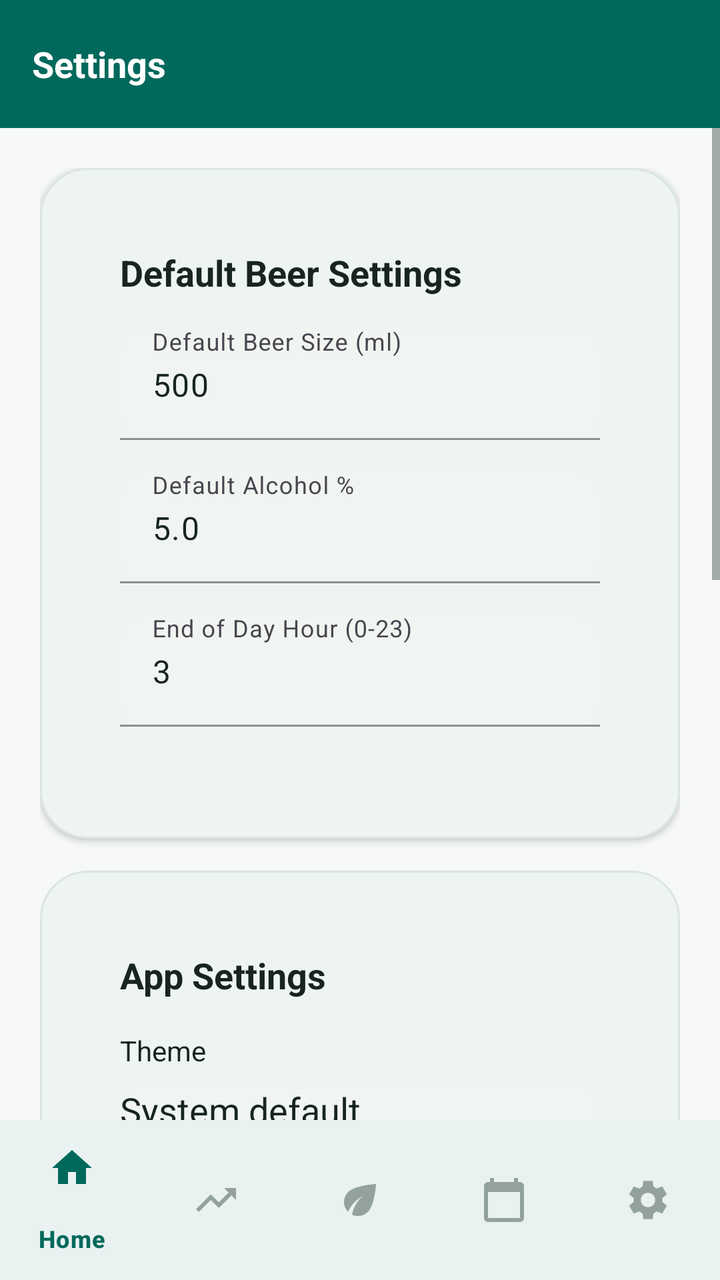
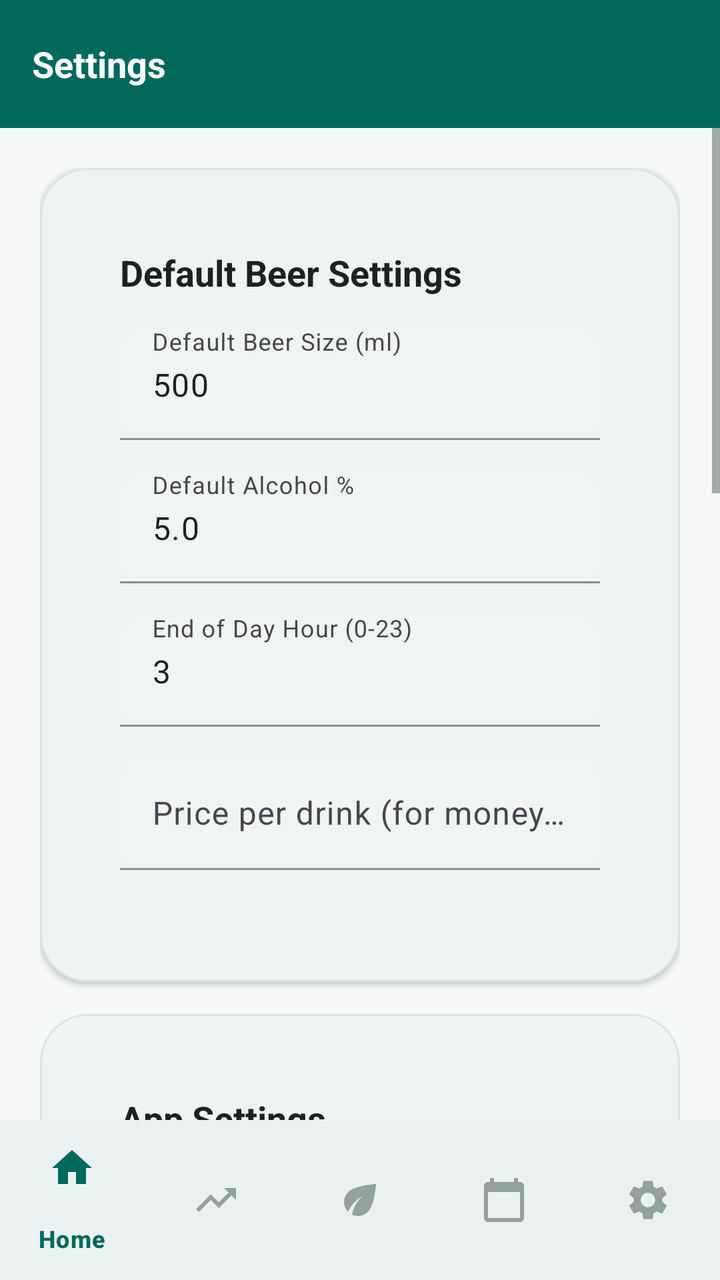

An Android layout rendered at two revisions. The XML below is the earlier revision; the diff shows what the commit changed to produce the second picture.
<!-- AndroidManifest.xml: activity theme Theme.BrewLog -->
<!-- res/layout/activity_settings.xml -->
<?xml version="1.0" encoding="utf-8"?>
<androidx.coordinatorlayout.widget.CoordinatorLayout xmlns:android="http://schemas.android.com/apk/res/android"
    xmlns:app="http://schemas.android.com/apk/res-auto"
    android:layout_width="match_parent"
    android:layout_height="match_parent">

    <com.google.android.material.appbar.AppBarLayout
        android:layout_width="match_parent"
        android:layout_height="wrap_content"
        android:background="@color/blue_500">

        <com.google.android.material.appbar.MaterialToolbar
            android:id="@+id/toolbar"
            android:layout_width="match_parent"
            android:layout_height="?attr/actionBarSize"
            android:background="@color/blue_500"
            app:title="Settings"
            app:titleTextAppearance="@style/TextAppearance.BrewLog.Title"
            app:titleTextColor="@color/white" />

    </com.google.android.material.appbar.AppBarLayout>

    <ScrollView
        android:layout_width="match_parent"
        android:layout_height="match_parent"
        app:layout_behavior="@string/appbar_scrolling_view_behavior">

        <LinearLayout
            android:layout_width="match_parent"
            android:layout_height="wrap_content"
            android:orientation="vertical"
            android:padding="20dp">

            
            <com.google.android.material.card.MaterialCardView
                android:layout_width="match_parent"
                android:layout_height="wrap_content"
                android:layout_marginBottom="16dp"
                style="@style/Widget.BrewLog.Card">

                <LinearLayout
                    android:layout_width="match_parent"
                    android:layout_height="wrap_content"
                    android:orientation="vertical"
                    android:padding="20dp">

                    <TextView
                        android:layout_width="wrap_content"
                        android:layout_height="wrap_content"
                        android:text="Default Beer Settings"
                        android:textAppearance="@style/TextAppearance.BrewLog.Title"
                        android:textColor="@color/text_primary"
                        android:layout_marginBottom="16dp" />

                    <com.google.android.material.textfield.TextInputLayout
                        android:id="@+id/beer_size_layout"
                        android:layout_width="match_parent"
                        android:layout_height="wrap_content"
                        android:layout_marginBottom="16dp"
                        android:hint="Default Beer Size (ml)"
                        style="@style/Widget.BrewLog.TextInputLayout">

                        <com.google.android.material.textfield.TextInputEditText
                            android:id="@+id/et_beer_size"
                            android:layout_width="match_parent"
                            android:layout_height="wrap_content"
                            android:inputType="number"
                            android:text="500" />

                    </com.google.android.material.textfield.TextInputLayout>

                    <com.google.android.material.textfield.TextInputLayout
                        android:id="@+id/beer_strength_layout"
                        android:layout_width="match_parent"
                        android:layout_height="wrap_content"
                        android:layout_marginBottom="16dp"
                        android:hint="Default Alcohol %"
                        style="@style/Widget.BrewLog.TextInputLayout">

                        <com.google.android.material.textfield.TextInputEditText
                            android:id="@+id/et_beer_strength"
                            android:layout_width="match_parent"
                            android:layout_height="wrap_content"
                            android:inputType="numberDecimal"
                            android:text="5.0" />

                    </com.google.android.material.textfield.TextInputLayout>

                    <com.google.android.material.textfield.TextInputLayout
                        android:layout_width="match_parent"
                        android:layout_height="wrap_content"
                        android:layout_marginBottom="16dp"
                        android:hint="End of Day Hour (0-23)"
                        style="@style/Widget.BrewLog.TextInputLayout">

                        <com.google.android.material.textfield.TextInputEditText
                            android:id="@+id/et_end_of_day"
                            android:layout_width="match_parent"
                            android:layout_height="wrap_content"
                            android:inputType="number"
                            android:text="3" />

                    </com.google.android.material.textfield.TextInputLayout>

                </LinearLayout>

            </com.google.android.material.card.MaterialCardView>

            
            <com.google.android.material.card.MaterialCardView
                android:layout_width="match_parent"
                android:layout_height="wrap_content"
                android:layout_marginBottom="16dp"
                style="@style/Widget.BrewLog.Card">

                <LinearLayout
                    android:layout_width="match_parent"
                    android:layout_height="wrap_content"
                    android:orientation="vertical"
                    android:padding="20dp">

                    <TextView
                        android:layout_width="wrap_content"
                        android:layout_height="wrap_content"
                        android:text="App Settings"
                        android:textAppearance="@style/TextAppearance.BrewLog.Title"
                        android:textColor="@color/text_primary"
                        android:layout_marginBottom="16dp" />

                    <LinearLayout
                        android:layout_width="match_parent"
                        android:layout_height="wrap_content"
                        android:orientation="vertical"
                        android:layout_marginBottom="16dp">

                        <TextView
                            android:layout_width="wrap_content"
                            android:layout_height="wrap_content"
                            android:text="Theme"
                            android:textColor="@color/text_primary"
                            android:layout_marginBottom="8dp" />

                        <com.google.android.material.textfield.TextInputLayout
                            android:id="@+id/theme_layout"
                            android:layout_width="match_parent"
                            android:layout_height="wrap_content"
                            style="@style/Widget.BrewLog.TextInputLayout">

                            <AutoCompleteTextView
                                android:id="@+id/et_theme"
                                android:layout_width="match_parent"
                                android:layout_height="wrap_content"
                                android:inputType="none"
                                android:focusable="true"
                                android:clickable="true"
                                android:focusableInTouchMode="true"
                                android:text="System default" />

                        </com.google.android.material.textfield.TextInputLayout>

                    </LinearLayout>

                    <LinearLayout
                        android:layout_width="match_parent"
                        android:layout_height="wrap_content"
                        android:orientation="horizontal"
                        android:gravity="center_vertical"
                        android:layout_marginBottom="16dp">

                        <TextView
                            android:layout_width="0dp"
                            android:layout_height="wrap_content"
                            android:layout_weight="1"
                            android:text="Prevent Screenshots"
                            android:textColor="@color/text_primary" />

                        <com.google.android.material.switchmaterial.SwitchMaterial
                            android:id="@+id/switch_secure"
                            android:layout_width="wrap_content"
                            android:layout_height="wrap_content" />

                    </LinearLayout>

                    <LinearLayout
                        android:layout_width="match_parent"
                        android:layout_height="wrap_content"
                        android:orientation="vertical"
                        android:layout_marginBottom="16dp">

                        <TextView
                            android:layout_width="wrap_content"
                            android:layout_height="wrap_content"
                            android:text="Start of Week"
                            android:textColor="@color/text_primary"
                            android:layout_marginBottom="8dp" />

                        <com.google.android.material.textfield.TextInputLayout
                            android:id="@+id/start_of_week_layout"
                            android:layout_width="match_parent"
                            android:layout_height="wrap_content"
                            style="@style/Widget.BrewLog.TextInputLayout">

                            <AutoCompleteTextView
                                android:id="@+id/et_start_of_week"
                                android:layout_width="match_parent"
                                android:layout_height="wrap_content"
                                android:inputType="none"
                                android:focusable="true"
                                android:clickable="true"
                                android:focusableInTouchMode="true"
                                android:text="Monday" />

                        </com.google.android.material.textfield.TextInputLayout>

                    </LinearLayout>

                    
                    <com.google.android.material.button.MaterialButton
                        android:id="@+id/btn_save_settings"
                        android:layout_width="match_parent"
                        android:layout_height="wrap_content"
                        android:layout_marginTop="16dp"
                        android:text="Save Settings"
                        app:icon="@android:drawable/ic_menu_save"
                        app:iconGravity="textStart"
                        app:iconPadding="8dp"
                        style="@style/Widget.BrewLog.Button" />

                </LinearLayout>

            </com.google.android.material.card.MaterialCardView>

            
            <com.google.android.material.card.MaterialCardView
                android:layout_width="match_parent"
                android:layout_height="wrap_content"
                android:layout_marginBottom="16dp"
                style="@style/Widget.BrewLog.Card">

                <LinearLayout
                    android:layout_width="match_parent"
                    android:layout_height="wrap_content"
                    android:orientation="vertical"
                    android:padding="20dp">

                    <TextView
                        android:layout_width="wrap_content"
                        android:layout_height="wrap_content"
                        android:text="Data Management"
                        android:textAppearance="@style/TextAppearance.BrewLog.Title"
                        android:textColor="@color/text_primary"
                        android:layout_marginBottom="16dp" />

                    <com.google.android.material.button.MaterialButton
                        android:id="@+id/btn_export"
                        android:layout_width="match_parent"
                        android:layout_height="wrap_content"
                        android:layout_marginBottom="12dp"
                        android:text="Export Data"
                        app:icon="@android:drawable/ic_menu_upload"
                        app:iconGravity="textStart"
                        app:iconPadding="8dp"
                        style="@style/Widget.BrewLog.Button.Outlined" />

                    <com.google.android.material.button.MaterialButton
                        android:id="@+id/btn_import"
                        android:layout_width="match_parent"
                        android:layout_height="wrap_content"
                        android:layout_marginBottom="12dp"
                        android:text="Import Data"
                        app:icon="@android:drawable/ic_menu_upload"
                        app:iconGravity="textStart"
                        app:iconPadding="8dp"
                        style="@style/Widget.BrewLog.Button.Outlined" />

                    <com.google.android.material.button.MaterialButton
                        android:id="@+id/btn_delete_all"
                        android:layout_width="match_parent"
                        android:layout_height="wrap_content"
                        android:layout_marginBottom="12dp"
                        android:text="Delete All Data"
                        app:icon="@android:drawable/ic_menu_delete"
                        app:iconGravity="textStart"
                        app:iconPadding="8dp"
                        style="@style/Widget.BrewLog.Button.Outlined" />

                    <com.google.android.material.button.MaterialButton
                        android:id="@+id/btn_redo_initial_setup"
                        android:layout_width="match_parent"
                        android:layout_height="wrap_content"
                        android:text="Redo Initial Setup"
                        app:icon="@android:drawable/ic_menu_manage"
                        app:iconGravity="textStart"
                        app:iconPadding="8dp"
                        style="@style/Widget.BrewLog.Button.Outlined" />

                </LinearLayout>

            </com.google.android.material.card.MaterialCardView>

            
            <com.google.android.material.card.MaterialCardView
                android:layout_width="match_parent"
                android:layout_height="wrap_content"
                android:layout_marginBottom="16dp"
                style="@style/Widget.BrewLog.Card">

                <LinearLayout
                    android:layout_width="match_parent"
                    android:layout_height="wrap_content"
                    android:orientation="vertical"
                    android:padding="20dp">

                    <TextView
                        android:layout_width="wrap_content"
                        android:layout_height="wrap_content"
                        android:text="Health Guidelines"
                        android:textAppearance="@style/TextAppearance.BrewLog.Title"
                        android:textColor="@color/text_primary"
                        android:layout_marginBottom="16dp" />

                    <TextView
                        android:id="@+id/tv_info_guidelines"
                        android:layout_width="match_parent"
                        android:layout_height="wrap_content"
                        android:text="Tap to view personalized health guidelines based on your drink preferences."
                        android:textAppearance="@style/TextAppearance.BrewLog.Body2"
                        android:textColor="@color/text_secondary"
                        android:clickable="true"
                        android:focusable="true"
                        android:background="?android:attr/selectableItemBackground" />

                </LinearLayout>

            </com.google.android.material.card.MaterialCardView>

            
            <com.google.android.material.card.MaterialCardView
                android:layout_width="match_parent"
                android:layout_height="wrap_content"
                android:layout_marginBottom="16dp"
                style="@style/Widget.BrewLog.Card">

                <LinearLayout
                    android:layout_width="match_parent"
                    android:layout_height="wrap_content"
                    android:orientation="vertical"
                    android:padding="20dp">

                    <TextView
                        android:id="@+id/tv_version"
                        android:layout_width="wrap_content"
                        android:layout_height="wrap_content"
                        android:text="Version: 0.0.3-dev"
                        android:textAppearance="@style/TextAppearance.BrewLog.Body2"
                        android:textColor="@color/text_secondary" />

                </LinearLayout>

            </com.google.android.material.card.MaterialCardView>

        </LinearLayout>
    </ScrollView>

    <com.google.android.material.bottomnavigation.BottomNavigationView
        android:id="@+id/bottom_nav"
        android:layout_width="match_parent"
        android:layout_height="wrap_content"
        android:layout_gravity="bottom"
        android:background="@color/surface"
        app:menu="@menu/menu_bottom"
        app:itemIconTint="@color/nav_item_tint"
        app:itemTextColor="@color/nav_item_tint" />

</androidx.coordinatorlayout.widget.CoordinatorLayout>
<!-- resources referenced by this layout -->
<resources>
  <color name="blue_500">@color/brand_primary</color>
  <color name="surface">#FFFFFF</color>
  <color name="text_primary">#182420</color>
  <color name="text_secondary">#54655E</color>
  <color name="white">#FFFFFF</color>
  <style name="TextAppearance.BrewLog.Body2" parent="TextAppearance.Material3.BodyMedium">
          <item name="android:textColor">@color/text_secondary</item>
          <item name="android:textSize">14sp</item>
      </style>
  <style name="TextAppearance.BrewLog.Title" parent="TextAppearance.Material3.TitleLarge">
          <item name="android:textColor">@color/text_primary</item>
          <item name="android:textSize">18sp</item>
          <item name="android:textStyle">bold</item>
      </style>
  <style name="Widget.BrewLog.Card" parent="Widget.Material3.CardView.Elevated">
          <item name="cardBackgroundColor">@color/card_background</item>
          <item name="cardElevation">2dp</item>
          <item name="cardCornerRadius">24dp</item>
          <item name="contentPadding">20dp</item>
          <item name="strokeColor">@color/border</item>
          <item name="strokeWidth">1dp</item>
      </style>
  <style name="Widget.BrewLog.TextInputLayout" parent="Widget.Material3.TextInputLayout.OutlinedBox">
          <item name="boxBackgroundMode">filled</item>
          <item name="boxBackgroundColor">@color/input_background</item>
          <item name="boxCornerRadiusBottomEnd">12dp</item>
          <item name="boxCornerRadiusBottomStart">12dp</item>
          <item name="boxCornerRadiusTopEnd">12dp</item>
          <item name="boxCornerRadiusTopStart">12dp</item>
          <item name="boxStrokeColor">@color/brand_primary</item>
          <item name="hintTextColor">@color/brand_primary</item>
      </style>
  <color name="brand_primary">#00695C</color>
  <color name="text_on_primary">#FFFFFF</color>
  <color name="card_background">#FFFFFF</color>
  <color name="border">#DCE6E0</color>
  <color name="input_background">#F0F5F1</color>
  <color name="brand_primary_dark">#00453B</color>
  <color name="brand_primary_container">#D9EFE9</color>
  <color name="brand_secondary">#C89B6C</color>
  <color name="brand_secondary_dark">#A87F50</color>
  <color name="black">#000000</color>
  <color name="background">#F6F9F7</color>
  <color name="surface_variant">#ECF2EE</color>
  <color name="text_on_surface">#182420</color>
  <color name="error">#C62828</color>
  <color name="text_hint">#93A39B</color>
  <style name="Widget.BrewLog.TextInputLayout.OutlinedBox" parent="Widget.Material3.TextInputLayout.OutlinedBox">
          <item name="boxBackgroundMode">filled</item>
          <item name="boxBackgroundColor">@color/input_background</item>
          <item name="boxCornerRadiusBottomEnd">12dp</item>
          <item name="boxCornerRadiusBottomStart">12dp</item>
          <item name="boxCornerRadiusTopEnd">12dp</item>
          <item name="boxCornerRadiusTopStart">12dp</item>
          <item name="boxStrokeColor">@color/brand_primary</item>
          <item name="hintTextColor">@color/brand_primary</item>
      </style>
  <!-- unchanged entries left out for length: 3 -->
</resources>

<!-- the commit's change to res/layout/activity_settings.xml (unified diff, before → after) -->
@@ -99,6 +99,21 @@
                             android:layout_height="wrap_content"
                             android:inputType="number"
                             android:text="3" />
+
+                    </com.google.android.material.textfield.TextInputLayout>
+
+                    <com.google.android.material.textfield.TextInputLayout
+                        android:layout_width="match_parent"
+                        android:layout_height="wrap_content"
+                        android:layout_marginBottom="16dp"
+                        android:hint="@string/price_per_drink_hint"
+                        style="@style/Widget.BrewLog.TextInputLayout">
+
+                        <com.google.android.material.textfield.TextInputEditText
+                            android:id="@+id/et_price_per_drink"
+                            android:layout_width="match_parent"
+                            android:layout_height="wrap_content"
+                            android:inputType="numberDecimal" />
 
                     </com.google.android.material.textfield.TextInputLayout>
 
@@ -246,6 +261,85 @@
                     <TextView
                         android:layout_width="wrap_content"
                         android:layout_height="wrap_content"
+                        android:text="@string/reminder_settings_title"
+                        android:textAppearance="@style/TextAppearance.BrewLog.Title"
+                        android:textColor="@color/text_primary"
+                        android:layout_marginBottom="8dp" />
+
+                    <TextView
+                        android:layout_width="match_parent"
+                        android:layout_height="wrap_content"
+                        android:text="@string/reminder_settings_description"
+                        android:textAppearance="@style/TextAppearance.BrewLog.Body2"
+                        android:layout_marginBottom="12dp" />
+
+                    <LinearLayout
+                        android:layout_width="match_parent"
+                        android:layout_height="wrap_content"
+                        android:orientation="horizontal"
+                        android:gravity="center_vertical"
+                        android:layout_marginBottom="8dp">
+
+                        <TextView
+                            android:layout_width="0dp"
+                            android:layout_height="wrap_content"
+                            android:layout_weight="1"
+                            android:text="@string/reminder_enable_label"
+                            android:textColor="@color/text_primary" />
+
+                        <com.google.android.material.switchmaterial.SwitchMaterial
+                            android:id="@+id/switch_reminder"
+                            android:layout_width="wrap_content"
+                            android:layout_height="wrap_content" />
+
+                    </LinearLayout>
+
+                    <LinearLayout
+                        android:id="@+id/row_reminder_time"
+                        android:layout_width="match_parent"
+                        android:layout_height="wrap_content"
+                        android:orientation="horizontal"
+                        android:gravity="center_vertical"
+                        android:background="?android:attr/selectableItemBackground"
+                        android:padding="4dp">
+
+                        <TextView
+                            android:layout_width="0dp"
+                            android:layout_height="wrap_content"
+                            android:layout_weight="1"
+                            android:text="@string/reminder_time_label"
+                            android:textColor="@color/text_primary" />
+
+                        <TextView
+                            android:id="@+id/tv_reminder_time"
+                            android:layout_width="wrap_content"
+                            android:layout_height="wrap_content"
+                            android:textAppearance="@style/TextAppearance.BrewLog.Body"
+                            android:textColor="@color/brand_primary"
+                            android:text="20:00" />
+
+                    </LinearLayout>
+
+                </LinearLayout>
+
+            </com.google.android.material.card.MaterialCardView>
+
+            
+            <com.google.android.material.card.MaterialCardView
+                android:layout_width="match_parent"
+                android:layout_height="wrap_content"
+                android:layout_marginBottom="16dp"
+                style="@style/Widget.BrewLog.Card">
+
+                <LinearLayout
+                    android:layout_width="match_parent"
+                    android:layout_height="wrap_content"
+                    android:orientation="vertical"
+                    android:padding="20dp">
+
+                    <TextView
+                        android:layout_width="wrap_content"
+                        android:layout_height="wrap_content"
                         android:text="Data Management"
                         android:textAppearance="@style/TextAppearance.BrewLog.Title"
                         android:textColor="@color/text_primary"
<!-- resource entries referenced after the edit -->
@@ -5,6 +5,15 @@
   <color name="text_primary">#182420</color>
   <color name="text_secondary">#54655E</color>
   <color name="white">#FFFFFF</color>
+  <string name="price_per_drink_hint">Price per drink (for money saved, optional)</string>
+  <string name="reminder_enable_label">Remind me to check in</string>
+  <string name="reminder_settings_description">One gentle local notification a day, at a time you choose. Nothing leaves your phone.</string>
+  <string name="reminder_settings_title">Daily check-in</string>
+  <string name="reminder_time_label">Reminder time</string>
+  <style name="TextAppearance.BrewLog.Body" parent="TextAppearance.Material3.BodyLarge">
+          <item name="android:textColor">@color/text_secondary</item>
+          <item name="android:textSize">16sp</item>
+      </style>
   <style name="TextAppearance.BrewLog.Body2" parent="TextAppearance.Material3.BodyMedium">
           <item name="android:textColor">@color/text_secondary</item>
           <item name="android:textSize">14sp</item>
